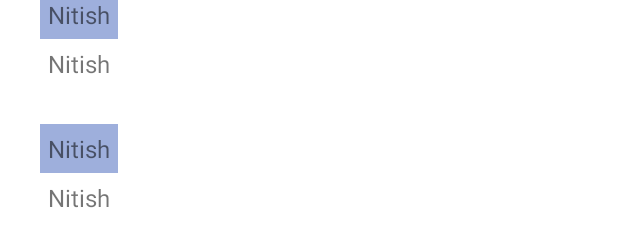
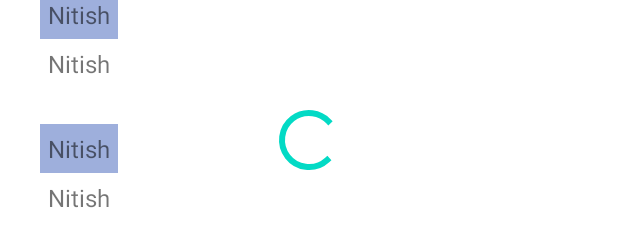
Before and after one commit to itsnitish22/Feedback-Prime, an Android app: the layout activity_video_process.xml on its own in the app's theme, with its tools: preview values and no code run, on a phone screen of 412 x 824 dp. Shown: the part 430-677 px from the top of the screen. Run offline under Robolectric (Android 15) with nearby library versions, the light colour scheme and no system bars; network calls fail.

Commit message:
progress bar added

```diff
--- a/app/build.gradle
+++ b/app/build.gradle
@@ -49,8 +49,6 @@ dependencies {
     androidTestImplementation 'androidx.test.espresso:espresso-core:3.4.0'
     implementation 'androidx.recyclerview:recyclerview:1.2.0'
     implementation 'androidx.cardview:cardview:1.0.0'
-
-
-
+    implementation 'com.github.bumptech.glide:glide:4.12.0'
 
 }
--- a/app/src/main/java/com/example/feedbackprime/VideoProcess.kt
+++ b/app/src/main/java/com/example/feedbackprime/VideoProcess.kt
@@ -1,17 +1,25 @@
 package com.example.feedbackprime
 
+import android.graphics.drawable.Drawable
 import androidx.appcompat.app.AppCompatActivity
 import android.os.Bundle
 import android.os.Handler
 import android.os.Looper
 import android.util.Log
+import android.view.View
 import android.widget.ImageView
 import android.widget.LinearLayout
+import android.widget.ProgressBar
 import android.widget.Toast
 import androidx.recyclerview.widget.LinearLayoutManager
 import com.android.volley.Request
 import com.android.volley.toolbox.JsonObjectRequest
 import com.android.volley.toolbox.Volley
+import com.bumptech.glide.Glide
+import com.bumptech.glide.load.DataSource
+import com.bumptech.glide.load.engine.GlideException
+import com.bumptech.glide.request.RequestListener
+import com.bumptech.glide.request.target.Target
 import com.example.feedbackprime.databinding.ActivityVideoProcessBinding
 import org.json.JSONObject
 
@@ -107,12 +115,40 @@ class VideoProcess : AppCompatActivity() {
     }
 
     fun getStatus(jobid: String, sentiment: String) {
+
+        val progressBar: ProgressBar = findViewById(R.id.progressBar)
+        progressBar.visibility = View.VISIBLE
+
         val endPt = "https://api.symbl.ai/v1/job/$jobid"
         val queue = Volley.newRequestQueue(this)
         val request = object : JsonObjectRequest(
             Method.GET, endPt, null, {
                 val status = it.getString("status")
+
+//                Glide.with(this).load(status).listener(object : RequestListener<Drawable> {
+//                    override fun onLoadFailed(
+//                        e: GlideException?,
+//                        model: Any?,
+//                        target: Target<Drawable>?,
+//                        isFirstResource: Boolean
+//                    ): Boolean {
+//                        progressBar.visibility = View.GONE
+//                        return false
+//                    }
+//                    override fun onResourceReady(
+//                        resource: Drawable?,
+//                        model: Any?,
+//                        target: Target<Drawable>?,
+//                        dataSource: DataSource?,
+//                        isFirstResource: Boolean
+//                    ): Boolean {
+//                        progressBar.visibility = View.GONE
+//                        return false
+//                    }
+//                }).into(recyclerview)
+
                 if (status == "completed") {
+                    progressBar.visibility = View.GONE
                     getResponse(sentiment)
                 } else {
                     val handler = Handler(Looper.getMainLooper())
@@ -192,7 +228,7 @@ class VideoProcess : AppCompatActivity() {
         // Setting the Adapter with the recyclerview
         recyclerview.adapter = adapter
 
-        binding.averageview.text="The average sentiment score is:"+scoreavg.toString()
+//        binding.averageview.text="The average sentiment score is:"+scoreavg.toString()
         }
 //
 
--- a/app/src/main/res/layout/activity_video_process.xml
+++ b/app/src/main/res/layout/activity_video_process.xml
@@ -1,7 +1,8 @@
 <?xml version="1.0" encoding="utf-8"?>
 
 
-<LinearLayout xmlns:android="http://schemas.android.com/apk/res/android"
+<androidx.constraintlayout.widget.ConstraintLayout xmlns:android="http://schemas.android.com/apk/res/android"
+    xmlns:app="http://schemas.android.com/apk/res-auto"
     xmlns:tools="http://schemas.android.com/tools"
     android:layout_width="match_parent"
     android:layout_height="match_parent"
@@ -13,14 +14,33 @@
         android:layout_width="match_parent"
         android:layout_height="match_parent"
         tools:itemCount="5"
-        tools:listitem="@layout/card_view_design" />
+        tools:layout_editor_absoluteX="-4dp"
+        tools:layout_editor_absoluteY="1dp"
+        tools:listitem="@layout/card_view_design"
+        tools:ignore="MissingConstraints" />
 
-    <TextView
-        android:layout_width="wrap_content"
+<!--    <TextView-->
+<!--        android:id="@+id/averageview"-->
+<!--        android:layout_width="match_parent"-->
+<!--        android:layout_height="wrap_content"-->
+<!--        android:text="textview"-->
+<!--        app:layout_constraintBottom_toBottomOf="parent"-->
+<!--        app:layout_constraintHorizontal_bias="0.0"-->
+<!--        app:layout_constraintLeft_toLeftOf="parent"-->
+<!--        app:layout_constraintRight_toRightOf="parent"-->
+<!--        app:layout_constraintTop_toBottomOf="@+id/recyclerview"-->
+<!--        app:layout_constraintVertical_bias="0.996" />-->
+
+    <ProgressBar
+        android:id="@+id/progressBar"
+        style="?android:attr/progressBarStyle"
+        android:layout_width="match_parent"
         android:layout_height="wrap_content"
-        android:id="@+id/averageview"
-        android:text="textview"
-        />
+        app:layout_constraintBottom_toTopOf="@+id/recyclerview"
+        app:layout_constraintEnd_toEndOf="parent"
+        app:layout_constraintHorizontal_bias="1.0"
+        app:layout_constraintStart_toStartOf="parent"
+        app:layout_constraintTop_toBottomOf="@+id/recyclerview"
+        app:layout_constraintVertical_bias="0.537" />
 
-
-</LinearLayout>
+</androidx.constraintlayout.widget.ConstraintLayout>
```
